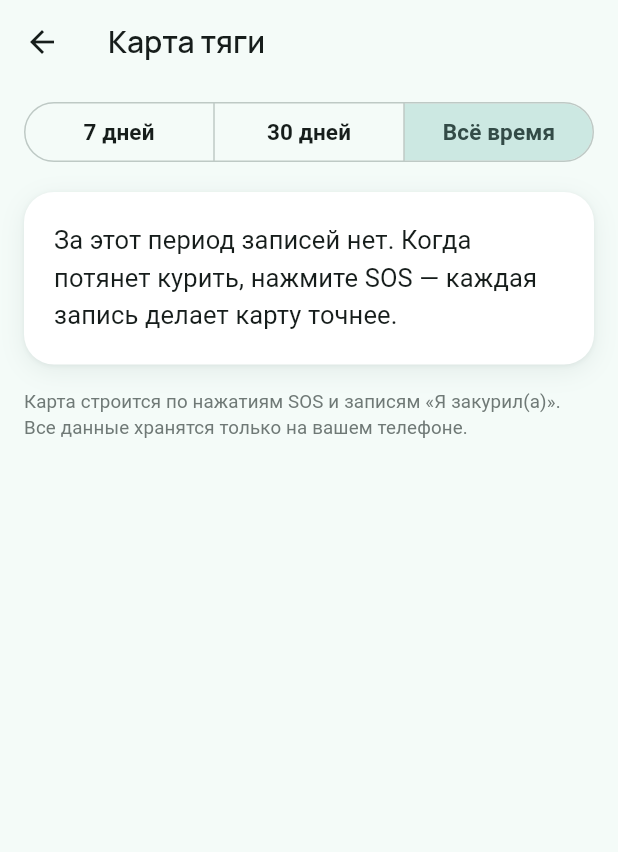
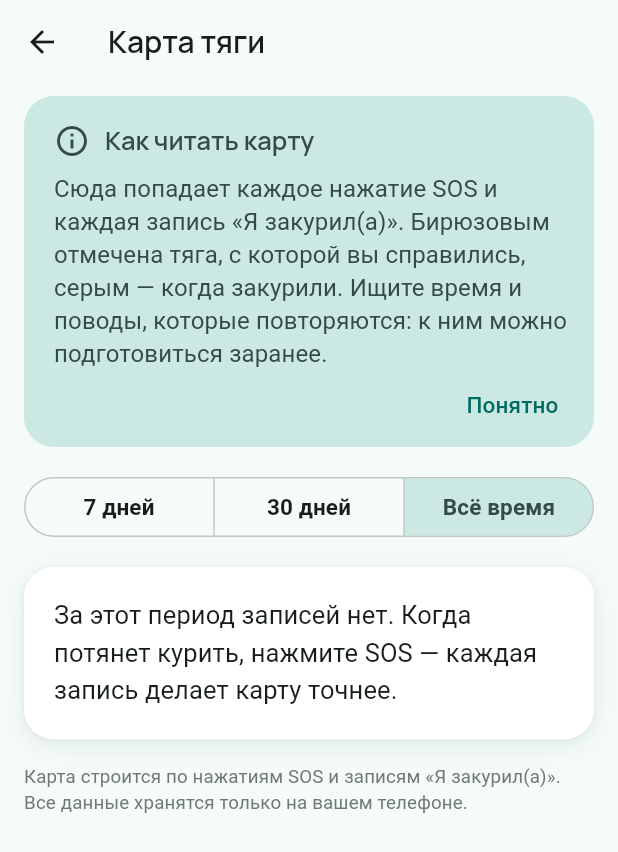
Before and after one commit to TonyVinsenty/smoking_app, a Flutter app: the CravingMapScreen screen opened directly, on a phone screen of 412 x 824 dp. Shown: the top 852 px of the screen. Run offline on Flutter 3.47's test engine with Material 3 defaults, Android fonts, the phone set to English and light mode, and no system bars; our stand-ins replace drift, drift_flutter, flutter_local_notifications, flutter_markdown_plus, flutter_riverpod, shared_preferences and 1 more; accounts and stored records are empty; generated files the repository leaves out were written again.

Commit message:
First-open hints on the craving map and the diary, closed with «Понятно»
Co-Authored-By: Claude Opus 5.5 <noreply@anthropic.com>

```diff
--- a/lib/app/widgets/cards.dart
+++ b/lib/app/widgets/cards.dart
@@ -105,9 +105,16 @@ class AppCard extends StatelessWidget {
 
 /// A tip or hint: lightbulb, optional title, text. Same look on every screen.
 class TipCard extends StatelessWidget {
-  const TipCard({super.key, this.title, required this.child, this.icon = Icons.lightbulb_outline});
+  const TipCard({
+    super.key,
+    this.title,
+    required this.child,
+    this.icon = Icons.lightbulb_outline,
+    this.padding = const EdgeInsets.all(20),
+  });
 
   final String? title;
+  final EdgeInsetsGeometry padding;
   final Widget child;
   final IconData icon;
 
@@ -117,6 +124,7 @@ class TipCard extends StatelessWidget {
     final color = AppCard.onColor(context, CardTone.tip);
     return AppCard(
       tone: CardTone.tip,
+      padding: padding,
       child: Column(
         crossAxisAlignment: CrossAxisAlignment.start,
         children: [
--- /dev/null
+++ b/lib/app/widgets/first_hint.dart
@@ -0,0 +1,41 @@
+import 'package:flutter/material.dart';
+import 'package:flutter_riverpod/flutter_riverpod.dart';
+
+import '../../data/settings.dart';
+import '../../l10n/app_localizations.dart';
+import 'cards.dart';
+
+/// A short tip shown the first time a less obvious screen opens, until the user closes it.
+class FirstHint extends ConsumerWidget {
+  const FirstHint({super.key, required this.id, required this.title, required this.text});
+
+  final String id;
+  final String title;
+  final String text;
+
+  @override
+  Widget build(BuildContext context, WidgetRef ref) {
+    if (ref.watch(seenHintsProvider).contains(id)) return const SizedBox.shrink();
+    return Padding(
+      padding: const EdgeInsets.only(bottom: 16),
+      child: TipCard(
+        title: title,
+        icon: Icons.info_outline,
+        padding: const EdgeInsets.fromLTRB(20, 18, 12, 4),
+        child: Column(
+          crossAxisAlignment: CrossAxisAlignment.start,
+          children: [
+            Text(text),
+            Align(
+              alignment: Alignment.centerRight,
+              child: TextButton(
+                onPressed: () => ref.read(seenHintsProvider.notifier).dismiss(id),
+                child: Text(AppLocalizations.of(context).hintGotIt),
+              ),
+            ),
+          ],
+        ),
+      ),
+    );
+  }
+}
--- a/lib/data/settings.dart
+++ b/lib/data/settings.dart
@@ -134,3 +134,18 @@ class DiaryReminderNotifier extends Notifier<DiaryReminder> {
 }
 
 final diaryReminderProvider = NotifierProvider<DiaryReminderNotifier, DiaryReminder>(DiaryReminderNotifier.new);
+
+/// One-time hints already closed by the user (e.g. how to read the craving map).
+class SeenHintsNotifier extends Notifier<Set<String>> {
+  static const _key = 'seenHints';
+
+  @override
+  Set<String> build() => (ref.watch(prefsProvider).getStringList(_key) ?? const []).toSet();
+
+  void dismiss(String hint) {
+    state = {...state, hint};
+    ref.read(prefsProvider).setStringList(_key, state.toList());
+  }
+}
+
+final seenHintsProvider = NotifierProvider<SeenHintsNotifier, Set<String>>(SeenHintsNotifier.new);
--- a/lib/features/cravings/craving_map_screen.dart
+++ b/lib/features/cravings/craving_map_screen.dart
@@ -2,6 +2,7 @@ import 'package:flutter/material.dart';
 import 'package:flutter_riverpod/flutter_riverpod.dart';
 import 'package:intl/intl.dart';
 
+import '../../app/widgets/first_hint.dart';
 import '../../app/widgets/choice.dart';
 import '../../app/widgets/cards.dart';
 import '../../app/theme.dart';
@@ -45,6 +46,7 @@ class _CravingMapScreenState extends ConsumerState<CravingMapScreen> {
       body: ListView(
         padding: const EdgeInsets.fromLTRB(16, 8, 16, 32),
         children: [
+          FirstHint(id: 'cravingMap', title: l.hintCravingTitle, text: l.hintCravingText),
           AppSegments<_Period>(
             options: [
               (_Period.week, l.cravingPeriodWeek),
--- a/lib/features/health/diary_tab.dart
+++ b/lib/features/health/diary_tab.dart
@@ -2,6 +2,7 @@ import 'package:flutter/material.dart';
 import 'package:flutter_riverpod/flutter_riverpod.dart';
 import 'package:intl/intl.dart';
 
+import '../../app/widgets/first_hint.dart';
 import '../../app/theme.dart';
 import '../../app/widgets/cards.dart';
 import '../../app/widgets/toast.dart';
@@ -68,11 +69,11 @@ class _DiaryTabState extends ConsumerState<DiaryTab> {
     return ListView(
       padding: healthTabPadding,
       children: [
+        FirstHint(id: 'diary', title: l.hintDiaryTitle, text: l.hintDiaryText),
         Text(l.diaryIntro, style: theme.textTheme.bodyLarge),
         const SizedBox(height: 16),
         if (doneToday && !_again)
           AppCard(
-            tone: CardTone.tip,
             padding: const EdgeInsets.fromLTRB(16, 16, 8, 4),
             child: Column(
               crossAxisAlignment: CrossAxisAlignment.start,
--- a/lib/l10n/app_localizations.dart
+++ b/lib/l10n/app_localizations.dart
@@ -1587,6 +1587,36 @@ abstract class AppLocalizations {
   /// **'Статья носит справочный характер и не заменяет консультацию врача.'**
   String get articleDisclaimer;
 
+  /// No description provided for @hintGotIt.
+  ///
+  /// In ru, this message translates to:
+  /// **'Понятно'**
+  String get hintGotIt;
+
+  /// No description provided for @hintCravingTitle.
+  ///
+  /// In ru, this message translates to:
+  /// **'Как читать карту'**
+  String get hintCravingTitle;
+
+  /// No description provided for @hintCravingText.
+  ///
+  /// In ru, this message translates to:
+  /// **'Сюда попадает каждое нажатие SOS и каждая запись «Я закурил(а)». Бирюзовым отмечена тяга, с которой вы справились, серым — когда закурили. Ищите время и поводы, которые повторяются: к ним можно подготовиться заранее.'**
+  String get hintCravingText;
+
+  /// No description provided for @hintDiaryTitle.
+  ///
+  /// In ru, this message translates to:
+  /// **'Как заполнять'**
+  String get hintDiaryTitle;
+
+  /// No description provided for @hintDiaryText.
+  ///
+  /// In ru, this message translates to:
+  /// **'Ответьте на четыре вопроса по шкале от 1 до 5: 1 — плохо, 5 — отлично. Хватит раза в день или реже, напоминание можно включить в Настройках. Графики появятся после двух записей.'**
+  String get hintDiaryText;
+
   /// No description provided for @cravingTitle.
   ///
   /// In ru, this message translates to:
--- a/lib/l10n/app_localizations_ru.dart
+++ b/lib/l10n/app_localizations_ru.dart
@@ -1320,6 +1320,23 @@ class AppLocalizationsRu extends AppLocalizations {
       'Статья носит справочный характер и не заменяет консультацию врача.';
 
   @override
+  String get hintGotIt => 'Понятно';
+
+  @override
+  String get hintCravingTitle => 'Как читать карту';
+
+  @override
+  String get hintCravingText =>
+      'Сюда попадает каждое нажатие SOS и каждая запись «Я закурил(а)». Бирюзовым отмечена тяга, с которой вы справились, серым — когда закурили. Ищите время и поводы, которые повторяются: к ним можно подготовиться заранее.';
+
+  @override
+  String get hintDiaryTitle => 'Как заполнять';
+
+  @override
+  String get hintDiaryText =>
+      'Ответьте на четыре вопроса по шкале от 1 до 5: 1 — плохо, 5 — отлично. Хватит раза в день или реже, напоминание можно включить в Настройках. Графики появятся после двух записей.';
+
+  @override
   String get cravingTitle => 'Карта тяги';
 
   @override
--- a/lib/l10n/app_ru.arb
+++ b/lib/l10n/app_ru.arb
@@ -337,6 +337,11 @@
   "articleReadSnack": "Статья прочитана",
   "articleNext": "Следующая статья",
   "articleDisclaimer": "Статья носит справочный характер и не заменяет консультацию врача.",
+  "hintGotIt": "Понятно",
+  "hintCravingTitle": "Как читать карту",
+  "hintCravingText": "Сюда попадает каждое нажатие SOS и каждая запись «Я закурил(а)». Бирюзовым отмечена тяга, с которой вы справились, серым — когда закурили. Ищите время и поводы, которые повторяются: к ним можно подготовиться заранее.",
+  "hintDiaryTitle": "Как заполнять",
+  "hintDiaryText": "Ответьте на четыре вопроса по шкале от 1 до 5: 1 — плохо, 5 — отлично. Хватит раза в день или реже, напоминание можно включить в Настройках. Графики появятся после двух записей.",
   "cravingTitle": "Карта тяги",
   "cravingHomeEmpty": "Когда потянет курить — нажмите SOS. Здесь появится, когда и почему вас тянет чаще всего.",
   "cravingResistedOf": "Справились: {resisted} из {total}",
```
Also changed, not shown: 1 other file.
